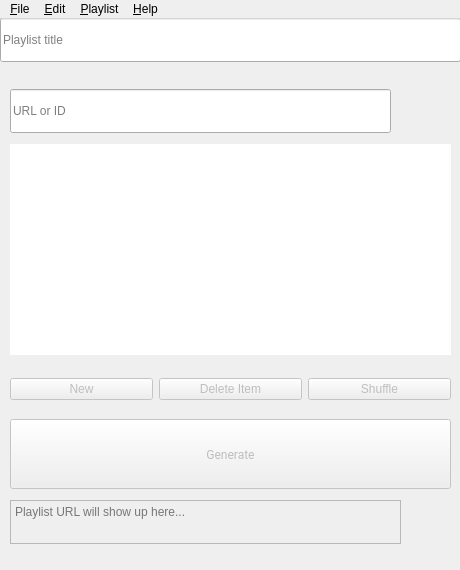
Before: the Qt Designer form src/main/resources/base/forms/main_window.ui in christianhofmanncodes/youtube-playlist-generator, drawn with Qt 5.
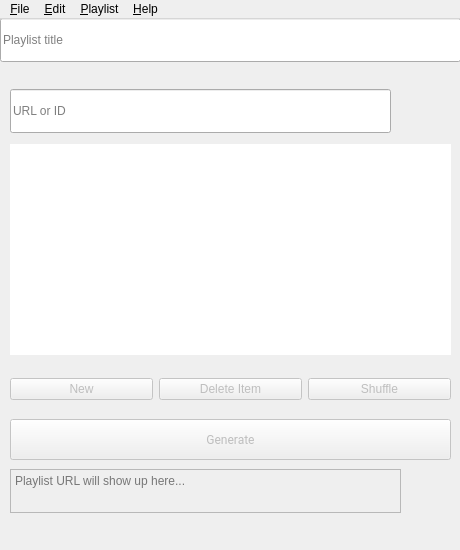
After: the same form once the commit is applied. Icons and pictures are not drawn.

Commit message: Change window size of main_window

What changed in the file:
```diff
--- a/src/main/resources/base/forms/main_window.ui
+++ b/src/main/resources/base/forms/main_window.ui
@@ -10,7 +10,7 @@
     <x>0</x>
     <y>0</y>
     <width>460</width>
-    <height>570</height>
+    <height>550</height>
    </rect>
   </property>
   <property name="sizePolicy">
@@ -22,13 +22,13 @@
   <property name="minimumSize">
    <size>
     <width>460</width>
-    <height>570</height>
+    <height>550</height>
    </size>
   </property>
   <property name="maximumSize">
    <size>
     <width>460</width>
-    <height>570</height>
+    <height>550</height>
    </size>
   </property>
   <property name="font">
@@ -110,7 +110,7 @@
     <property name="geometry">
      <rect>
       <x>10</x>
-      <y>481</y>
+      <y>450</y>
       <width>391</width>
       <height>44</height>
      </rect>
@@ -162,7 +162,7 @@
       <x>10</x>
       <y>400</y>
       <width>441</width>
-      <height>70</height>
+      <height>41</height>
      </rect>
     </property>
     <property name="font">
@@ -193,7 +193,7 @@
     <property name="geometry">
      <rect>
       <x>409</x>
-      <y>481</y>
+      <y>450</y>
       <width>41</width>
       <height>44</height>
      </rect>
@@ -233,7 +233,7 @@
       <x>404</x>
       <y>70</y>
       <width>44</width>
-      <height>44</height>
+      <height>41</height>
      </rect>
     </property>
     <property name="cursor">
```
